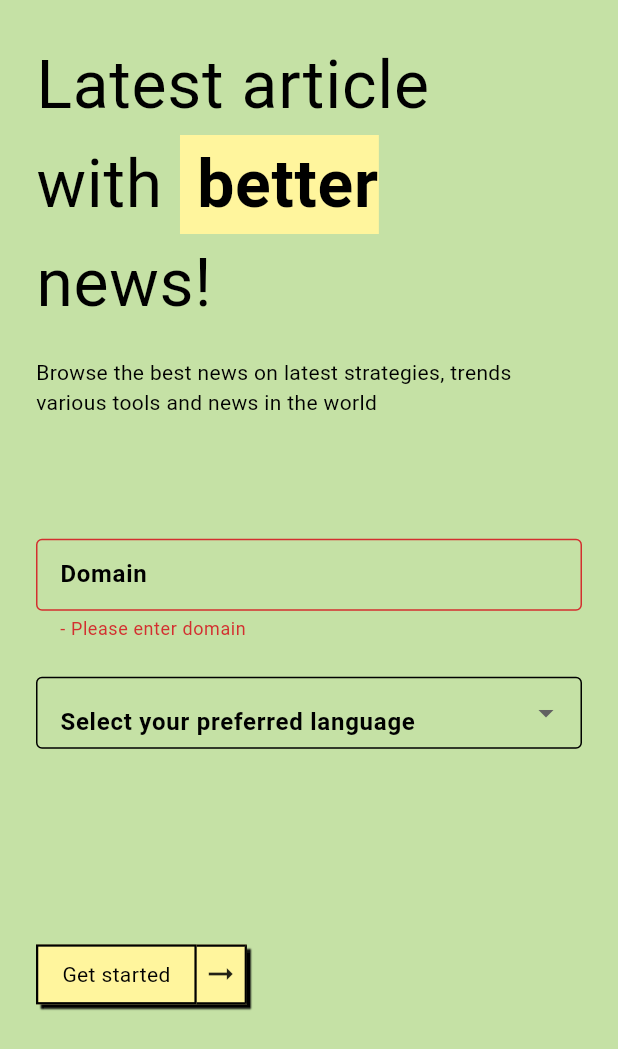
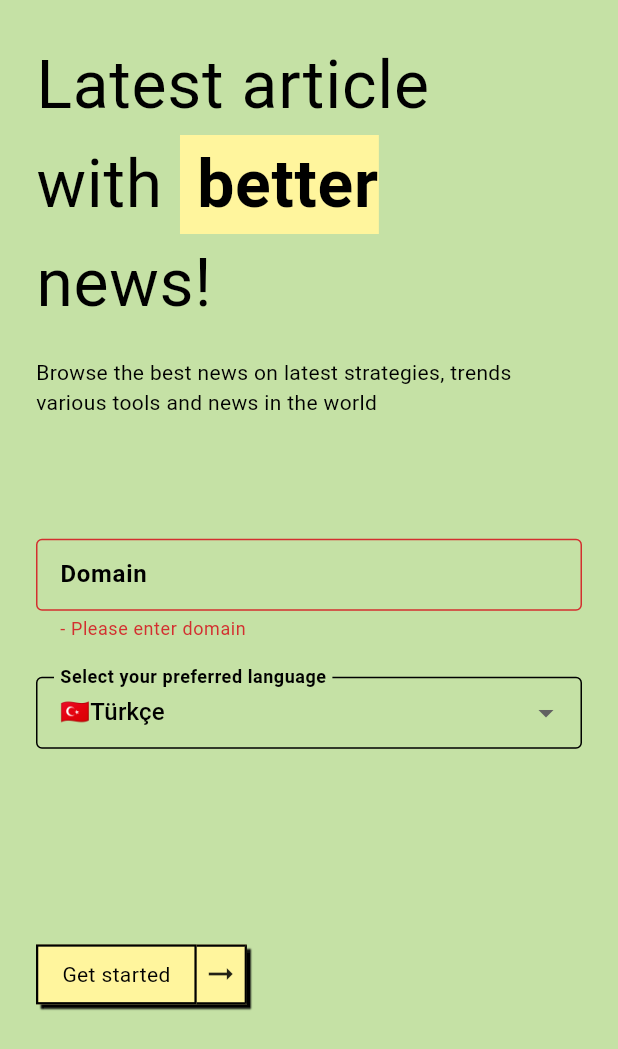
Before and after one commit to mahmuthanb/wordpress_flutter, a Flutter app: the screen it shows after launch, after a tap on "Get started", on a phone screen of 412 x 824 dp. Shown: the top 1049 px of the screen. Run offline on Flutter 3.47's test engine with Material 2 defaults, Android fonts, the phone set to English and light mode, and no system bars; our stand-ins replace animated_text_kit, bloc, cached_network_image, connectivity_plus, dio, flutter_bloc and 17 more; missing offline and left inert: route_map; generated files the repository leaves out were written again.

Commit message:
language switcher fix

```diff
--- a/lib/app/presentation/wellcome/view/wellcome_page.dart
+++ b/lib/app/presentation/wellcome/view/wellcome_page.dart
@@ -77,19 +77,16 @@ class WellcomePage extends BaseWidget<WellcomeCubit, WellcomeState> {
                 const SizedBox(height: AppDimens.l),
                 DropdownButtonFormField<Language>(
                   decoration: AppDecorations.languageSelectorInputDecoration,
-                  value: Language(1, "Türkçe", "🇹🇷", "tr"),
-                  items: [
-                    Language(1, "Türkçe", "🇹🇷", "tr"),
-                    Language(2, "English", "🇺🇸", "en"),
-                  ]
+                  value: viewModel.languageList.first,
+                  items: viewModel.languageList
                       .map(
                         (Language e) => DropdownMenuItem<Language>(
                           value: e,
                           child: Row(
-                            mainAxisAlignment: MainAxisAlignment.spaceBetween,
+                            mainAxisAlignment: MainAxisAlignment.start,
                             children: [
                               Text(e.flag),
-                              Text(e.languageCode),
+                              Text(e.name),
                             ],
                           ),
                         ),
```
Also changed, not shown: lib/app/data/model/language/language_model.dart (+7 -6 lines), lib/app/presentation/wellcome/cubit/wellcome_cubit.dart (+8 -0 lines).
